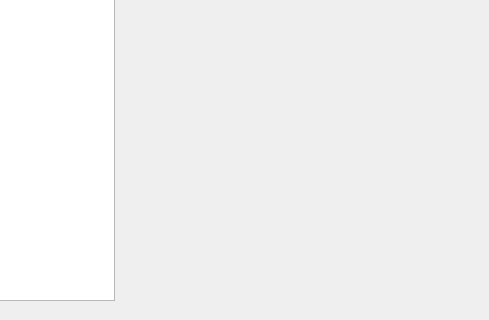
Old version of the form chatClient/userwindow.ui in the repository XeonL/xChat; both pictures show x 151 to 640 and y 160 to 480 of the 640 by 480 pixel window.
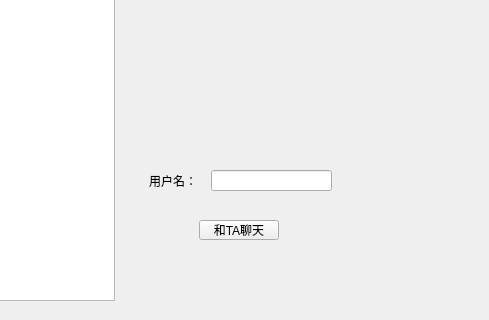
New version of the form.

Commit message: 聊天按钮

Diff of the .ui file:
```diff
--- a/chatClient/userwindow.ui
+++ b/chatClient/userwindow.ui
@@ -39,6 +39,42 @@
     <set>Qt::AlignCenter</set>
    </property>
   </widget>
+  <widget class="QLineEdit" name="usernameToChat">
+   <property name="geometry">
+    <rect>
+     <x>362</x>
+     <y>330</y>
+     <width>121</width>
+     <height>21</height>
+    </rect>
+   </property>
+  </widget>
+  <widget class="QLabel" name="label_2">
+   <property name="geometry">
+    <rect>
+     <x>300</x>
+     <y>330</y>
+     <width>61</width>
+     <height>21</height>
+    </rect>
+   </property>
+   <property name="text">
+    <string>用户名：</string>
+   </property>
+  </widget>
+  <widget class="QPushButton" name="chatbutton">
+   <property name="geometry">
+    <rect>
+     <x>350</x>
+     <y>380</y>
+     <width>80</width>
+     <height>20</height>
+    </rect>
+   </property>
+   <property name="text">
+    <string>和TA聊天</string>
+   </property>
+  </widget>
  </widget>
  <resources/>
  <connections/>
```
The commit also changes 6 other files.
